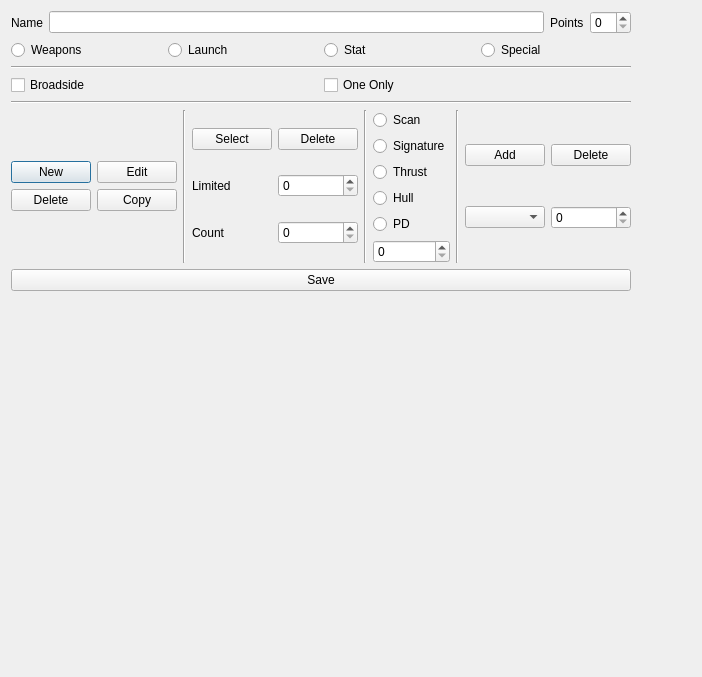
Above: QFleet/Shipyard/scrapyard.ui from RexOdonata/QFleet before the change. Below: the same form after it.
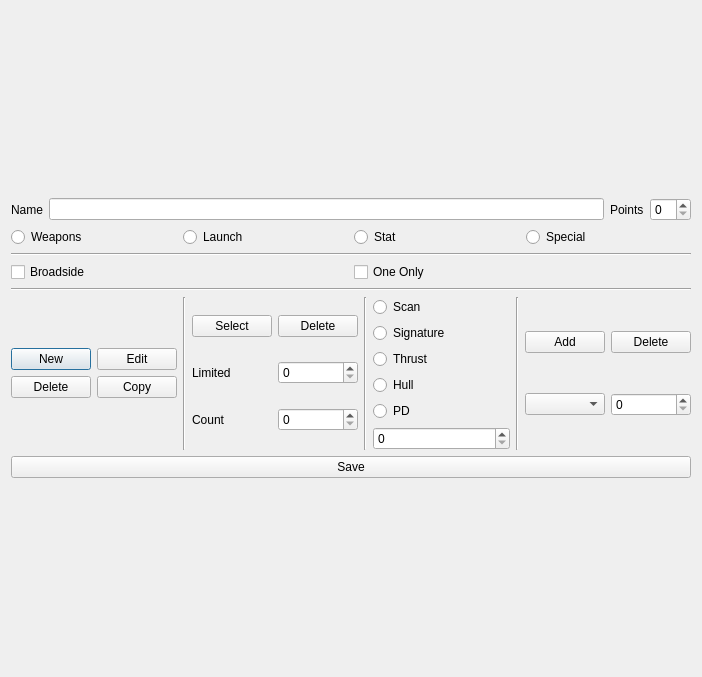
That is the form after the change.

What changed in the file:
```diff
--- a/QFleet/Shipyard/scrapyard.ui
+++ b/QFleet/Shipyard/scrapyard.ui
@@ -13,7 +13,7 @@
   <property name="windowTitle">
    <string>Dialog</string>
   </property>
-  <layout class="QFormLayout" name="formLayout">
+  <layout class="QGridLayout" name="gridLayout_2">
    <item row="0" column="0">
     <layout class="QGridLayout" name="gridLayout">
      <item row="0" column="0">
```
Left out of the diff: 2 changed lines with no effect on the pictures.
